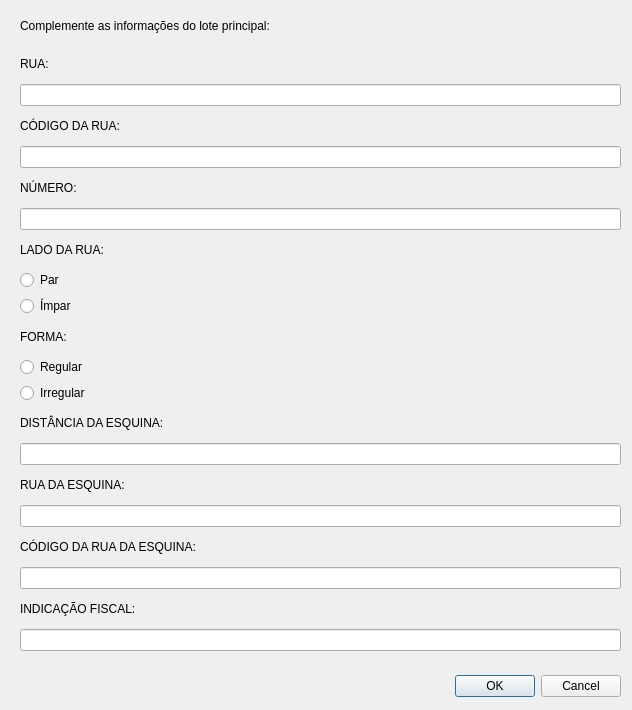
This is dialogs/main_parcel_dialog_base.ui in eduardo-c-siqueira/cria-memorial-qgis as Qt 5 draws it before an edit. The edited form follows.
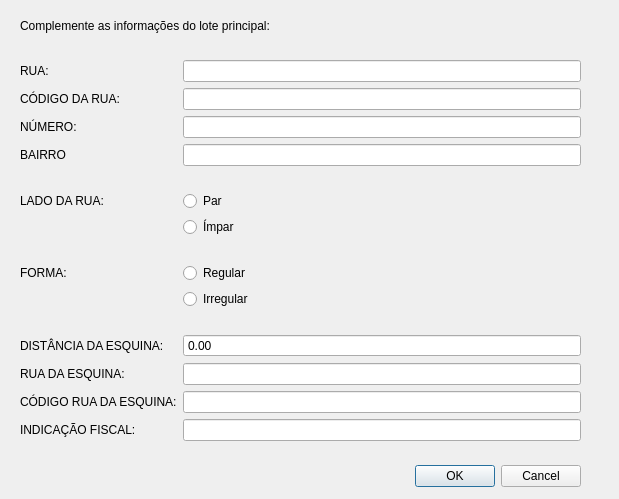
This is the edited form.

Diff of the .ui file:
```diff
--- a/dialogs/main_parcel_dialog_base.ui
+++ b/dialogs/main_parcel_dialog_base.ui
@@ -6,8 +6,8 @@
    <rect>
     <x>0</x>
     <y>0</y>
-    <width>632</width>
-    <height>710</height>
+    <width>619</width>
+    <height>499</height>
    </rect>
   </property>
   <property name="windowTitle">
@@ -16,9 +16,9 @@
   <widget class="QDialogButtonBox" name="buttonBox">
    <property name="geometry">
     <rect>
-     <x>0</x>
-     <y>670</y>
-     <width>621</width>
+     <x>20</x>
+     <y>460</y>
+     <width>561</width>
      <height>32</height>
     </rect>
    </property>
@@ -28,144 +28,234 @@
    <property name="standardButtons">
     <set>QDialogButtonBox::Cancel|QDialogButtonBox::Ok</set>
    </property>
+   <property name="centerButtons">
+    <bool>false</bool>
+   </property>
   </widget>
-  <widget class="QWidget" name="verticalLayoutWidget">
+  <widget class="QLabel" name="main_label">
    <property name="geometry">
     <rect>
      <x>20</x>
-     <y>50</y>
-     <width>601</width>
-     <height>601</height>
+     <y>15</y>
+     <width>351</width>
+     <height>21</height>
     </rect>
    </property>
-   <layout class="QVBoxLayout" name="verticalLayout">
-    <item>
+   <property name="text">
+    <string>Complemente as informações do lote principal:</string>
+   </property>
+  </widget>
+  <widget class="QWidget" name="formLayoutWidget">
+   <property name="geometry">
+    <rect>
+     <x>20</x>
+     <y>60</y>
+     <width>561</width>
+     <height>381</height>
+    </rect>
+   </property>
+   <layout class="QFormLayout" name="formLayout">
+    <property name="labelAlignment">
+     <set>Qt::AlignLeading|Qt::AlignLeft|Qt::AlignVCenter</set>
+    </property>
+    <item row="0" column="0">
      <widget class="QLabel" name="label_3">
       <property name="text">
        <string>RUA:</string>
       </property>
      </widget>
     </item>
-    <item>
+    <item row="0" column="1">
      <widget class="QLineEdit" name="main_street_name_lineEdit"/>
     </item>
-    <item>
+    <item row="1" column="0">
      <widget class="QLabel" name="label_4">
       <property name="text">
        <string>CÓDIGO DA RUA:</string>
       </property>
      </widget>
     </item>
-    <item>
+    <item row="1" column="1">
      <widget class="QLineEdit" name="main_street_code_lineEdit"/>
     </item>
-    <item>
+    <item row="2" column="0">
      <widget class="QLabel" name="label_5">
       <property name="text">
        <string>NÚMERO:</string>
       </property>
      </widget>
     </item>
-    <item>
+    <item row="2" column="1">
      <widget class="QLineEdit" name="number_lineEdit"/>
     </item>
-    <item>
+    <item row="4" column="0" colspan="2">
+     <spacer name="verticalSpacer">
+      <property name="orientation">
+       <enum>Qt::Vertical</enum>
+      </property>
+      <property name="sizeHint" stdset="0">
+       <size>
+        <width>20</width>
+        <height>40</height>
+       </size>
+      </property>
+     </spacer>
+    </item>
+    <item row="5" column="0">
      <widget class="QLabel" name="label_2">
       <property name="text">
        <string>LADO DA RUA:</string>
       </property>
      </widget>
     </item>
-    <item>
+    <item row="5" column="1">
      <widget class="QRadioButton" name="even_numbered_side_radioButton">
       <property name="text">
        <string>Par</string>
       </property>
      </widget>
     </item>
-    <item>
+    <item row="6" column="1">
      <widget class="QRadioButton" name="odd_numbered_side_radioButton">
       <property name="text">
        <string>Ímpar</string>
       </property>
      </widget>
     </item>
-    <item>
+    <item row="8" column="0">
      <widget class="QLabel" name="label_6">
       <property name="text">
        <string>FORMA:</string>
       </property>
      </widget>
     </item>
-    <item>
+    <item row="8" column="1">
      <widget class="QRadioButton" name="regular_shape_radioButton">
       <property name="text">
        <string>Regular</string>
       </property>
      </widget>
     </item>
-    <item>
+    <item row="9" column="1">
      <widget class="QRadioButton" name="irregular_shape_radioButton">
       <property name="text">
        <string>Irregular</string>
       </property>
      </widget>
     </item>
-    <item>
+    <item row="12" column="0">
      <widget class="QLabel" name="label_7">
       <property name="text">
        <string>DISTÂNCIA DA ESQUINA:</string>
       </property>
      </widget>
     </item>
-    <item>
-     <widget class="QLineEdit" name="distance_to_corner_lineEdit"/>
-    </item>
-    <item>
+    <item row="13" column="0">
      <widget class="QLabel" name="label_8">
       <property name="text">
        <string>RUA DA ESQUINA:</string>
       </property>
      </widget>
     </item>
-    <item>
+    <item row="13" column="1">
      <widget class="QLineEdit" name="cross_street_name_lineEdit"/>
     </item>
-    <item>
+    <item row="14" column="0">
      <widget class="QLabel" name="label_9">
       <property name="text">
-       <string>CÓDIGO DA RUA DA ESQUINA:</string>
+       <string>CÓDIGO RUA DA ESQUINA:</string>
       </property>
      </widget>
     </item>
-    <item>
-     <widget class="QLineEdit" name="cross_street_code_lineEdit"/>
+    <item row="14" column="1">
+     <widget class="QLineEdit" name="cross_street_code_lineEdit">
+      <property name="clearButtonEnabled">
+       <bool>false</bool>
+      </property>
+     </widget>
     </item>
-    <item>
+    <item row="15" column="0">
      <widget class="QLabel" name="label_10">
       <property name="text">
        <string>INDICAÇÃO FISCAL:</string>
       </property>
      </widget>
     </item>
-    <item>
+    <item row="15" column="1">
      <widget class="QLineEdit" name="property_identifier_lineEdit"/>
     </item>
+    <item row="7" column="0" colspan="2">
+     <spacer name="verticalSpacer_2">
+      <property name="orientation">
+       <enum>Qt::Vertical</enum>
+      </property>
+      <property name="sizeHint" stdset="0">
+       <size>
+        <width>20</width>
+        <height>40</height>
+       </size>
+      </property>
+     </spacer>
+    </item>
+    <item row="10" column="0" colspan="2">
+     <spacer name="verticalSpacer_3">
+      <property name="orientation">
+       <enum>Qt::Vertical</enum>
+      </property>
+      <property name="sizeHint" stdset="0">
+       <size>
+        <width>20</width>
+        <height>40</height>
+       </size>
+      </property>
+     </spacer>
+    </item>
+    <item row="3" column="1">
+     <widget class="QLineEdit" name="district_lineEdit"/>
+    </item>
+    <item row="3" column="0">
+     <widget class="QLabel" name="label">
+      <property name="text">
+       <string>BAIRRO</string>
+      </property>
+     </widget>
+    </item>
+    <item row="12" column="1">
+     <widget class="QDoubleSpinBox" name="distance_to_corner_SpinBox">
+      <property name="toolTip">
+       <string/>
+      </property>
+      <property name="toolTipDuration">
+       <number>0</number>
+      </property>
+      <property name="whatsThis">
+       <string>Escolha 0,00 se o lote estiver na esquina</string>
+      </property>
+      <property name="wrapping">
+       <bool>false</bool>
+      </property>
+      <property name="frame">
+       <bool>true</bool>
+      </property>
+      <property name="buttonSymbols">
+       <enum>QAbstractSpinBox::NoButtons</enum>
+      </property>
+      <property name="correctionMode">
+       <enum>QAbstractSpinBox::CorrectToNearestValue</enum>
+      </property>
+      <property name="decimals">
+       <number>2</number>
+      </property>
+      <property name="minimum">
+       <double>0.000000000000000</double>
+      </property>
+      <property name="maximum">
+       <double>10000.000000000000000</double>
+      </property>
+     </widget>
+    </item>
    </layout>
   </widget>
-  <widget class="QLabel" name="main_label">
-   <property name="geometry">
-    <rect>
-     <x>20</x>
-     <y>15</y>
-     <width>351</width>
-     <height>21</height>
-    </rect>
-   </property>
-   <property name="text">
-    <string>Complemente as informações do lote principal:</string>
-   </property>
-  </widget>
  </widget>
  <resources/>
  <connections>
```
Left out of the diff: 14 changed lines with no effect on the pictures.
